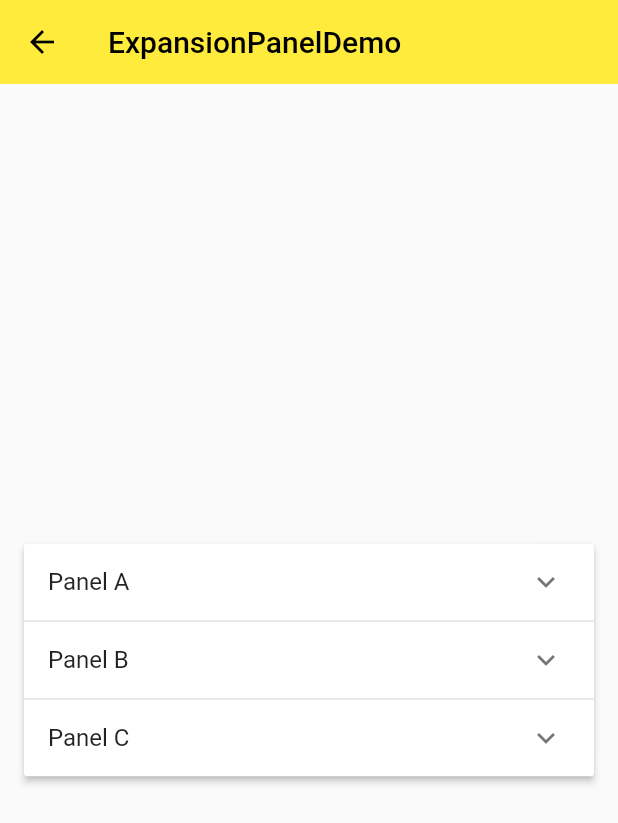
After one commit to kongkongdaren/learnflutter, a Flutter app: the screen it shows after launch, after a tap on "ExpansionPanel", on a phone screen of 412 x 824 dp. The commit adds this screen. Shown: the top 823 px of the screen. Run offline on Flutter 3.47's test engine with Material 2 defaults, Android fonts, the phone set to English and light mode, and no system bars.

Commit message:
对话框

```diff
--- /dev/null
+++ b/lib/demo/expansion_panel_demo.dart
@@ -0,0 +1,103 @@
+import 'package:flutter/material.dart';
+
+class ExpansionPanelItem {
+  final String headerText;
+  final Widget body;
+  bool isExpanded;
+
+  ExpansionPanelItem({
+    this.headerText,
+    this.body,
+    this.isExpanded,
+  });
+}
+
+class ExpansionPanelDemo extends StatefulWidget {
+  @override
+  _ExpansionPanelDemoState createState() => _ExpansionPanelDemoState();
+}
+
+class _ExpansionPanelDemoState extends State<ExpansionPanelDemo> {
+  bool _isExpanded = false;
+  List<ExpansionPanelItem> _expansionPanelItems;
+
+  @override
+  void initState() {
+    // TODO: implement initState
+    super.initState();
+    _expansionPanelItems = <ExpansionPanelItem>[
+
+      ExpansionPanelItem(
+        headerText: 'Panel A',
+        body: Container(
+          padding: EdgeInsets.all(16.0),
+          width: double.infinity,
+          child: Text('Content for Panel A.'),
+        ),
+        isExpanded: false,
+      ),
+      ExpansionPanelItem(
+        headerText: 'Panel B',
+        body: Container(
+          padding: EdgeInsets.all(16.0),
+          width: double.infinity,
+          child: Text('Content for Panel B.'),
+        ),
+        isExpanded: false,
+      ),
+      ExpansionPanelItem(
+        headerText: 'Panel C',
+        body: Container(
+          padding: EdgeInsets.all(16.0),
+          width: double.infinity,
+          child: Text('Content for Panel C.'),
+        ),
+        isExpanded: false,
+      ),
+    ];
+  }
+
+  @override
+  Widget build(BuildContext context) {
+    return Scaffold(
+      appBar: AppBar(
+        title: Text('ExpansionPanelDemo'),
+        elevation: 0.0,
+      ),
+      body: Container(
+        padding: EdgeInsets.all(16.0),
+        child: Column(
+          mainAxisAlignment: MainAxisAlignment.center,
+          children: [
+            ExpansionPanelList(
+              expansionCallback: (int panelIndex, bool isExpanded) {
+                setState(() {
+                  _expansionPanelItems[panelIndex].isExpanded = !isExpanded;
+                });
+              },
+              children: _expansionPanelItems.map(
+                  (ExpansionPanelItem item){
+                    return ExpansionPanel(
+
+                        headerBuilder:(BuildContext context, bool isExpanded){
+                           return Container(
+                             padding: EdgeInsets.all(16.0),
+                             child: Text(
+                               item.headerText,
+                               style: Theme.of(context).textTheme.subtitle1,
+                             ),
+                           );
+                        },
+                        body: item.body,
+                        isExpanded: item.isExpanded
+
+                    );
+                  }
+              ).toList(),
+            ),
+          ],
+        ),
+      ),
+    );
+  }
+}
--- a/lib/demo/material_components.dart
+++ b/lib/demo/material_components.dart
@@ -11,6 +11,8 @@ import 'datetime_demo.dart';
 import 'simple_dialog_demo.dart';
 import 'alert_dialog_demo.dart';
 import 'bottom_sheet_demo.dart';
+import 'snack_bar_demo.dart';
+import 'expansion_panel_demo.dart';
 
 class MaterialComponents extends StatelessWidget {
   @override
@@ -22,6 +24,14 @@ class MaterialComponents extends StatelessWidget {
       ),
       body: ListView(
         children: [
+          ListItem(
+            title: 'ExpansionPanel',
+            page: ExpansionPanelDemo(),
+          ),
+          ListItem(
+            title: 'SnackBar',
+            page: SnackBarDemo(),
+          ),
           ListItem(
             title: 'BottomSheet',
             page: BottomSheetDemo(),
```
Also changed, not shown: lib/demo/bottom_sheet_demo.dart (+85 -2 lines), lib/demo/snack_bar_demo.dart (added, +56 -0 lines).
